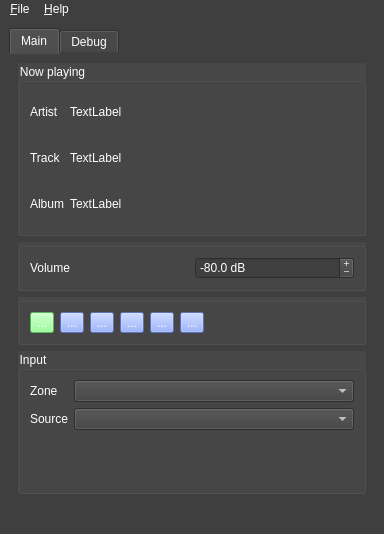
Above: pyyamamainwindow.ui from jaakkojulin/pyyama before the change. Below: the same form after it.
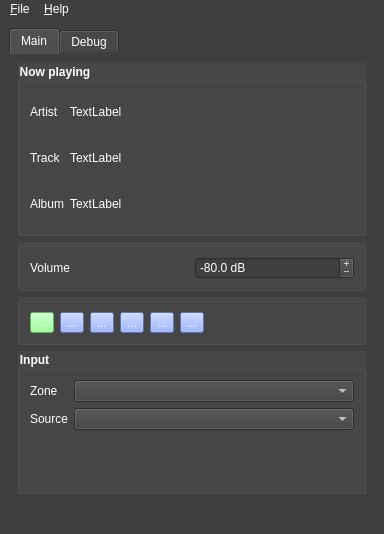
That is the form after the change. Icons and pictures are not drawn.

Commit message: Documentation and web page added. Maybe some UI tuning.

```diff
--- a/pyyamamainwindow.ui
+++ b/pyyamamainwindow.ui
@@ -32,18 +32,28 @@
        <string notr="true">QToolButton {
 background-color: rgb(127,159,255);
 }
-QGroupBox {
-border-color: white;
-background-color: rgb(71, 71, 71);
-}
+
 QLabel {
 background: transparent;
+}
+
+QGroupBox {
+	background-color: rgb(71, 71, 71);
+	font-weight: bold;
+}
+
+
+QGroupBox::title {
+
 }</string>
       </property>
       <property name="currentIndex">
        <number>0</number>
       </property>
       <widget class="QWidget" name="tab">
+       <property name="styleSheet">
+        <string notr="true"/>
+       </property>
        <attribute name="title">
         <string>Main</string>
        </attribute>
```
Left out of the diff: 3 changed lines with no effect on the pictures. The commit also changes 3 other files.
